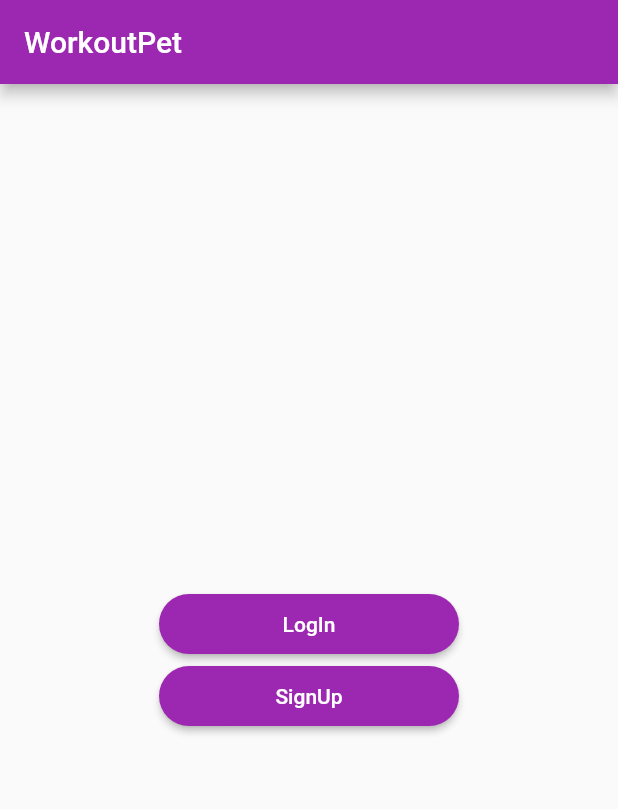
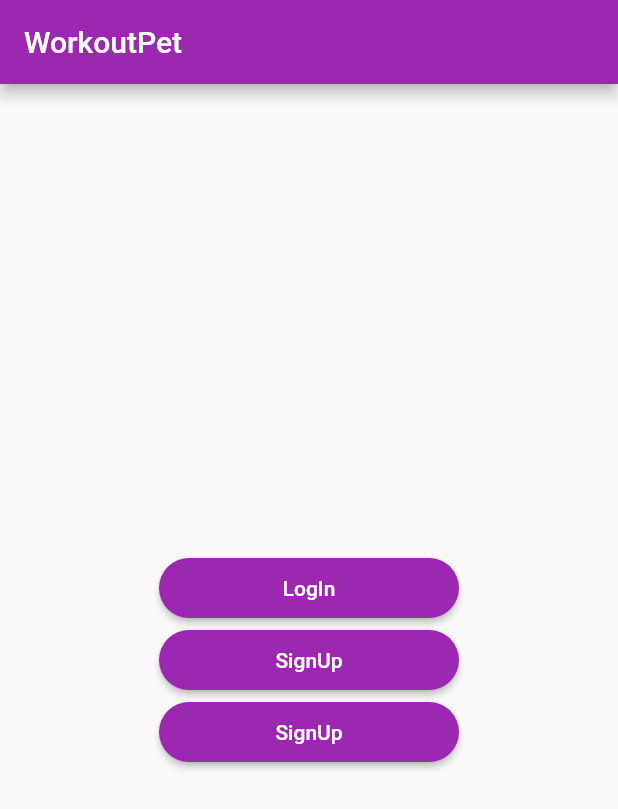
Before and after one commit to SlavicHeath/WorkoutApp, a Flutter app: the screen it shows after launch, on a phone screen of 412 x 824 dp. Shown: the top 809 px of the screen. Run offline on Flutter 3.47's test engine with Material 2 defaults, Android fonts, the phone set to English and light mode, and no system bars; our stand-ins replace firebase_auth, firebase_core; missing offline and left inert: dart:ffi, dart:html; accounts and stored records are empty.

Commit message:
modified:   lib/main.dart

```diff
--- a/lib/main.dart
+++ b/lib/main.dart
@@ -1,5 +1,6 @@
 import 'package:firebase_core/firebase_core.dart';
 import 'package:flutter/material.dart';
+import 'package:workoutpet/personal.dart';
 import 'package:workoutpet/sign_in.dart';
 import 'package:workoutpet/signup.dart';
 import 'battle.dart';
@@ -69,6 +70,23 @@ class HomeScreen extends StatelessWidget {
                 ),
                 child: Text("SignUp"),
               ),
+              ElevatedButton(
+                onPressed: () {
+                  Navigator.of(context).push(
+                    MaterialPageRoute(
+                        //The right side is the widget you want to go to
+                        builder: (context) => PersonalInfoPage()),
+                  );
+                },
+                style: ElevatedButton.styleFrom(
+                  fixedSize: const Size(200, 40),
+                  backgroundColor: Colors.purple,
+                  shape: RoundedRectangleBorder(
+                    borderRadius: BorderRadius.circular(30),
+                  ),
+                ),
+                child: Text("SignUp"),
+              ),
             ]),
           ),
         ));
```
